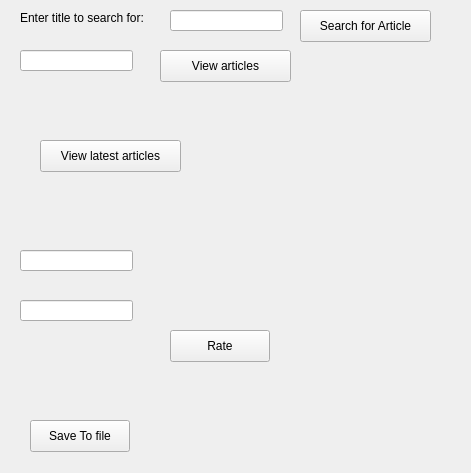
Qt form untitled/user.ui (ahmedhosny05/CS2-Lab-proj-) before a commit.
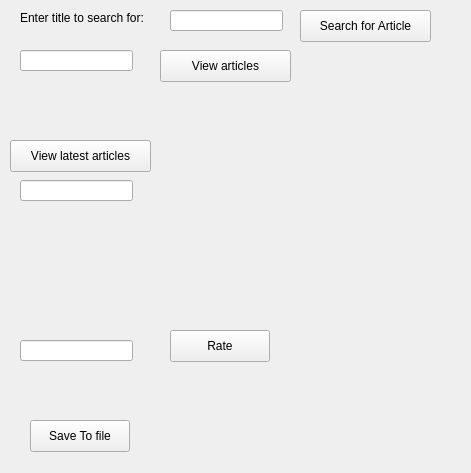
The same form after that commit.

```diff
--- a/untitled/user.ui
+++ b/untitled/user.ui
@@ -101,7 +101,7 @@
   <widget class="QPushButton" name="latestarticlesButton">
    <property name="geometry">
     <rect>
-     <x>40</x>
+     <x>10</x>
      <y>140</y>
      <width>141</width>
      <height>32</height>
@@ -128,7 +128,7 @@
    <property name="geometry">
     <rect>
      <x>20</x>
-     <y>250</y>
+     <y>180</y>
      <width>113</width>
      <height>21</height>
     </rect>
@@ -138,7 +138,7 @@
    <property name="geometry">
     <rect>
      <x>20</x>
-     <y>300</y>
+     <y>340</y>
      <width>113</width>
      <height>21</height>
     </rect>
```
